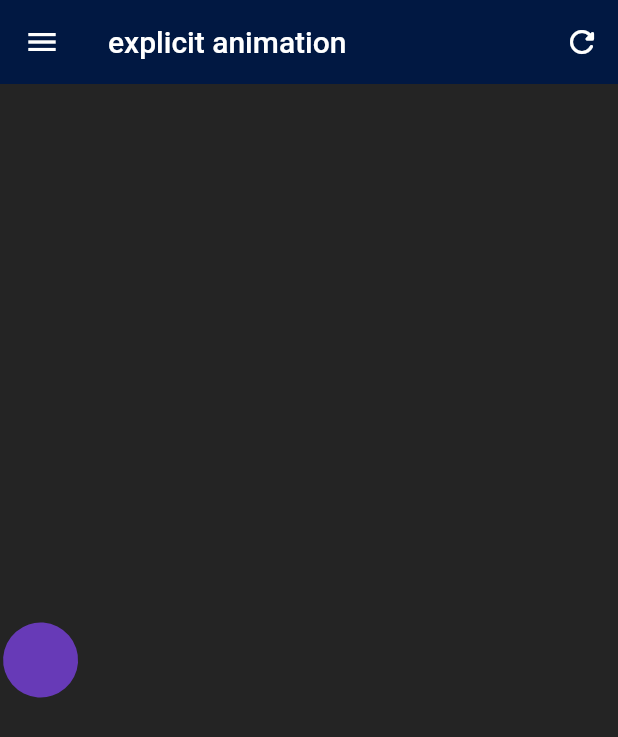
After one commit to dev1abhi/Flutter-Animations, a Flutter app: the ExplicitAnimations screen opened directly, after a tap on the "menu" icon, on a phone screen of 412 x 824 dp. The commit adds this screen. Shown: the top 737 px of the screen. Run offline on Flutter 3.47's test engine with Material 2 defaults, Android fonts, the phone set to English and light mode, and no system bars; our stand-ins replace flutter_zoom_drawer, get, lottie.

Commit message:
add ExplicitAnimations

```diff
--- a/lib/Controllers/drawercontroller.dart
+++ b/lib/Controllers/drawercontroller.dart
@@ -1,4 +1,5 @@
 import 'package:flutter/widgets.dart';
+import 'package:flutter_animations/Screens/explicit_animation.dart';
 import 'package:flutter_animations/Screens/fade_in_fade_out.dart';
 import 'package:flutter_animations/Screens/water_drop_effect.dart';
 import 'package:flutter_animations/Screens/ripple_animation.dart';
@@ -22,6 +23,8 @@ class MyDrawerController extends GetxController {
   final mainScreen5 = const RipplesAnimation();
   final mainScreen6 = Bounce();
 
+  final mainScreen7 = ExplicitAnimations();
+
 
   // Getter to get the current main screen based on the selectedMenuItem
   Widget get currentMainScreen {
@@ -38,6 +41,9 @@ class MyDrawerController extends GetxController {
         return mainScreen5;
        case 5 :
         return  mainScreen6 ;
+
+        case 6 :
+        return  mainScreen7 ;
       // Add more cases when you are adding new screen
       default:
         return mainScreen1; // Default to mainScreen1 if the selection is not recognized
--- /dev/null
+++ b/lib/Screens/explicit_animation.dart
@@ -0,0 +1,105 @@
+import 'package:flutter/material.dart';
+
+import 'package:flutter_animations/controllers/drawercontroller.dart';
+import 'package:flutter_animations/helpers/colors.dart';
+
+
+class ExplicitAnimations extends StatefulWidget {
+  const ExplicitAnimations({Key? key}) : super(key: key);
+
+  @override
+  State<ExplicitAnimations> createState() => _ExplicitAnimationsState();
+}
+
+class _ExplicitAnimationsState extends State<ExplicitAnimations>
+    with SingleTickerProviderStateMixin {
+
+      bool shouldRefresh = false;
+
+  late AnimationController _controller;
+  late final Animation<AlignmentGeometry> _alignAnimation;
+  late final Animation<double> _rotationAnimation;
+
+  @override
+  void initState() {
+    super.initState();
+    _controller = AnimationController(
+      duration: const Duration(milliseconds: 800),
+      vsync: this,
+    )..repeat(reverse: true);
+
+    _alignAnimation = Tween<AlignmentGeometry>(
+      begin: Alignment.centerLeft,
+      end: Alignment.centerRight,
+    ).animate(
+      CurvedAnimation(
+        parent: _controller,
+        curve: Curves.easeInOutCubic,
+      ),
+    );
+
+    _rotationAnimation = Tween<double>(begin: 0, end: 2).animate(
+      CurvedAnimation(
+        parent: _controller,
+        curve: Curves.easeInOutCubic,
+      ),
+    );
+  }
+
+  @override
+  void dispose() {
+    _controller.dispose();
+    super.dispose();
+  }
+
+  @override
+  Widget build(BuildContext context) {
+    return Scaffold(
+
+        appBar: AppBar(
+          actions: [
+            IconButton(onPressed: () {
+
+              setState(() {
+                shouldRefresh = !shouldRefresh;
+              });
+
+
+          },
+
+              icon: Icon(Icons.refresh_rounded))
+          ],
+          backgroundColor: mainpagecolor,
+          title: const Text('explicit animation'),
+
+
+          leading: IconButton(
+            icon: const Icon(Icons.menu), // You can use any icon you prefer
+            onPressed: () {
+              MyDrawerController.to.toggleDrawer();
+              MyDrawerController.to.update();
+            },
+            hoverColor: Colors.white,
+          ),
+          elevation: 0,
+        ),
+     body: Container(
+
+        child: AlignTransition(
+          alignment: _alignAnimation,
+          child: RotationTransition(
+            turns: _rotationAnimation,
+            child: Container(
+
+              decoration: BoxDecoration(color: Colors.deepPurple,borderRadius: BorderRadius.circular(30)),
+
+
+              width: 50,
+              height: 50,
+            ),
+          ),
+        ),
+      ),
+    );
+  }
+}
--- a/lib/Screens/menuscreen.dart
+++ b/lib/Screens/menuscreen.dart
@@ -18,7 +18,8 @@ class MenuScreen extends GetView<MyDrawerController> {
     'Text Animation',
     'Water Drop Effect',
     'Ripple Effect',
-    'bounce animation',
+    'Bounce Animation',
+    "Explicit Animation"
   ];
 
   @override
```
